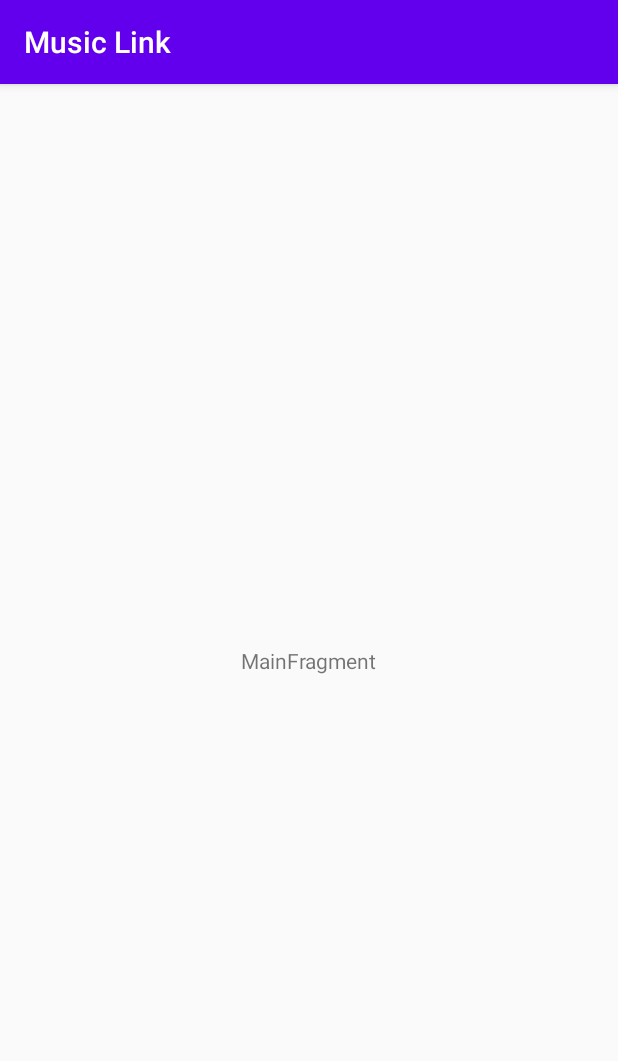
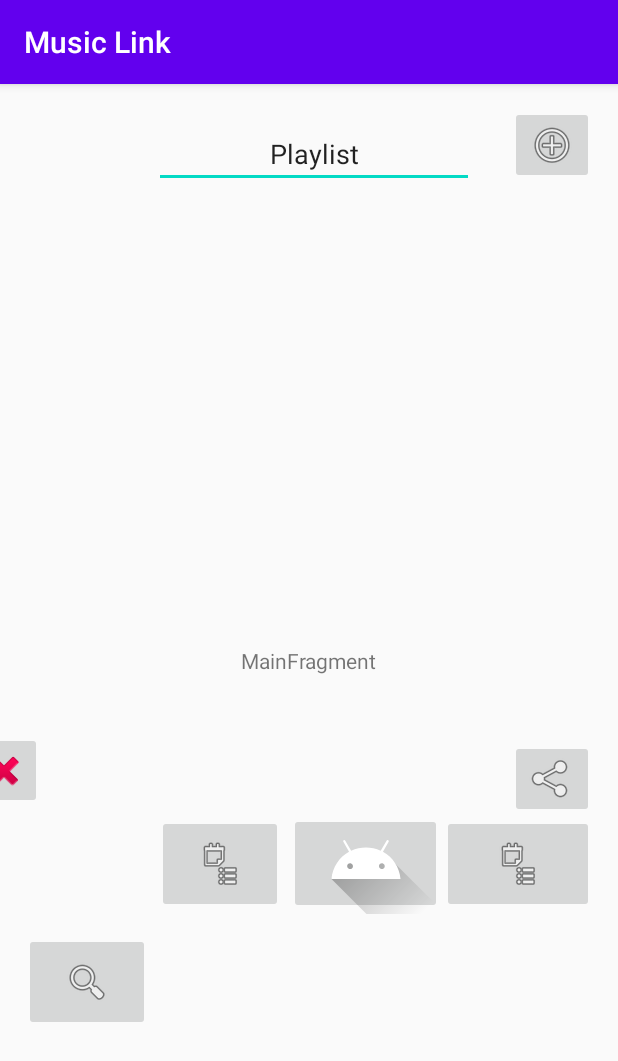
Before and after one commit to reediculous456/MusicLink, an Android app: the screen it shows after launch (MainActivity), on a phone screen of 412 x 824 dp. Shown: the top 1061 px of the screen. Run offline under Robolectric (Android 15) with nearby library versions, the phone set to English and light mode, and no system bars; our stand-ins replace AdMob.

Commit message:
Created the UI for the main playlists page
I've created a UI with a basic layout. I will update the button images later.

```diff
--- a/app/build.gradle
+++ b/app/build.gradle
@@ -36,4 +36,6 @@ dependencies {
     testImplementation 'junit:junit:4.12'
     androidTestImplementation 'androidx.test.ext:junit:1.1.1'
     androidTestImplementation 'androidx.test.espresso:espresso-core:3.2.0'
+    implementation 'com.google.android.material:material:1.0.0'
+    implementation 'com.google.android.gms:play-services-ads:19.1.0'
 }
--- a/app/src/main/java/edu/uc/reedws/musiclink/MainActivity.kt
+++ b/app/src/main/java/edu/uc/reedws/musiclink/MainActivity.kt
@@ -11,7 +11,7 @@ class MainActivity : AppCompatActivity() {
         setContentView(R.layout.main_activity)
         if (savedInstanceState == null) {
             supportFragmentManager.beginTransaction()
-                    .replace(R.id.container, MainFragment.newInstance())
+                    .replace(R.id.mainScreen, MainFragment.newInstance())
                     .commitNow()
         }
     }
--- a/app/src/main/res/layout/main_activity.xml
+++ b/app/src/main/res/layout/main_activity.xml
@@ -1,7 +1,134 @@
 <?xml version="1.0" encoding="utf-8"?>
-<FrameLayout xmlns:android="http://schemas.android.com/apk/res/android"
+<androidx.constraintlayout.widget.ConstraintLayout xmlns:android="http://schemas.android.com/apk/res/android"
+    xmlns:app="http://schemas.android.com/apk/res-auto"
     xmlns:tools="http://schemas.android.com/tools"
-    android:id="@+id/container"
+    android:id="@+id/mainScreen"
     android:layout_width="match_parent"
     android:layout_height="match_parent"
-    tools:context=".MainActivity" />
+    tools:context=".MainActivity">
+
+    <ImageButton
+        android:id="@+id/btnSharePlaylist"
+        android:layout_width="wrap_content"
+        android:layout_height="wrap_content"
+        android:layout_marginTop="451dp"
+        android:layout_marginEnd="16dp"
+        android:layout_marginBottom="9dp"
+        android:contentDescription="@string/share_a_playlist_with_others"
+        app:layout_constraintBottom_toTopOf="@+id/adView"
+        app:layout_constraintEnd_toEndOf="parent"
+        app:layout_constraintTop_toTopOf="parent"
+        app:srcCompat="@android:drawable/ic_menu_share" />
+
+    <EditText
+        android:id="@+id/txtPlaylistName"
+        android:layout_width="wrap_content"
+        android:layout_height="wrap_content"
+        android:layout_marginTop="24dp"
+        android:layout_marginEnd="96dp"
+        android:ems="10"
+        android:importantForAutofill="no"
+        android:inputType="textPersonName"
+        android:labelFor="@id/listViewPlaylists"
+        android:text="@string/playlist"
+        android:textAlignment="center"
+        app:layout_constraintEnd_toEndOf="parent"
+        app:layout_constraintTop_toTopOf="parent" />
+
+    <ListView
+        android:id="@+id/listViewPlaylists"
+        android:layout_width="386dp"
+        android:layout_height="0dp"
+        android:layout_marginStart="16dp"
+        android:layout_marginTop="72dp"
+        android:layout_marginEnd="16dp"
+        android:layout_marginBottom="16dp"
+        android:divider="#f00"
+        android:dividerHeight="1dp"
+        android:listSelector="#0f0"
+        app:layout_constraintBottom_toTopOf="@+id/adView"
+        app:layout_constraintEnd_toEndOf="parent"
+        app:layout_constraintStart_toStartOf="parent"
+        app:layout_constraintTop_toTopOf="parent" />
+
+    <com.google.android.gms.ads.AdView
+        android:id="@+id/adView"
+        android:layout_width="371dp"
+        android:layout_height="52dp"
+        android:layout_marginStart="1dp"
+        android:layout_marginTop="484dp"
+        android:layout_marginEnd="1dp"
+        app:layout_constraintEnd_toEndOf="parent"
+        app:layout_constraintHorizontal_bias="0.0"
+        app:layout_constraintStart_toStartOf="parent"
+        app:layout_constraintTop_toTopOf="parent" />
+
+    <ImageButton
+        android:id="@+id/btnSearch"
+        android:layout_width="84dp"
+        android:layout_height="65dp"
+        android:layout_marginStart="16dp"
+        android:contentDescription="@string/search_for_a_song_to_add_to_a_playlist"
+        app:layout_constraintBottom_toBottomOf="parent"
+        app:layout_constraintStart_toStartOf="parent"
+        app:layout_constraintTop_toBottomOf="@+id/adView"
+        app:layout_constraintVertical_bias="0.375"
+        app:srcCompat="@android:drawable/ic_menu_search" />
+
+    <ImageButton
+        android:id="@+id/btnProfile"
+        android:layout_width="102dp"
+        android:layout_height="67dp"
+        android:layout_marginTop="2dp"
+        android:contentDescription="@string/profile_button"
+        app:layout_constraintEnd_toStartOf="@+id/btnOptions"
+        app:layout_constraintTop_toBottomOf="@+id/adView"
+        app:srcCompat="@drawable/ic_launcher_foreground" />
+
+    <ImageButton
+        android:id="@+id/btnOptions"
+        android:layout_width="101dp"
+        android:layout_height="65dp"
+        android:layout_marginTop="3dp"
+        android:layout_marginEnd="16dp"
+        android:contentDescription="@string/options_for_user_not_on_main_screen"
+        app:layout_constraintEnd_toEndOf="parent"
+        app:layout_constraintTop_toBottomOf="@+id/adView"
+        app:srcCompat="@android:drawable/ic_menu_agenda" />
+
+    <ImageButton
+        android:id="@+id/btnAddPlaylist"
+        android:layout_width="wrap_content"
+        android:layout_height="wrap_content"
+        android:layout_marginEnd="16dp"
+        android:layout_marginBottom="5dp"
+        android:contentDescription="@string/add_a_playlist"
+        app:layout_constraintBottom_toTopOf="@+id/listViewPlaylists"
+        app:layout_constraintEnd_toEndOf="parent"
+        app:srcCompat="@android:drawable/ic_menu_add" />
+
+    <ImageButton
+        android:id="@+id/btnCloseAd"
+        android:layout_width="51dp"
+        android:layout_height="51dp"
+        android:layout_marginEnd="16dp"
+        android:layout_marginBottom="4dp"
+        android:contentDescription="@string/ad_closer"
+        app:layout_constraintBottom_toTopOf="@+id/btnOptions"
+        app:layout_constraintEnd_toEndOf="@+id/adView"
+        app:layout_constraintHorizontal_bias="0.253"
+        app:layout_constraintStart_toEndOf="@+id/adView"
+        app:srcCompat="@android:drawable/ic_delete" />
+
+    <ImageButton
+        android:id="@+id/btnLibraryPlaylists"
+        android:layout_width="84dp"
+        android:layout_height="65dp"
+        android:layout_marginTop="3dp"
+        android:contentDescription="@string/library_of_playlists"
+        app:layout_constraintEnd_toStartOf="@+id/btnProfile"
+        app:layout_constraintStart_toEndOf="@+id/btnSearch"
+        app:layout_constraintTop_toBottomOf="@+id/adView"
+        app:srcCompat="@android:drawable/ic_menu_agenda" />
+
+</androidx.constraintlayout.widget.ConstraintLayout>
--- a/app/src/main/res/values/strings.xml
+++ b/app/src/main/res/values/strings.xml
@@ -1,3 +1,11 @@
 <resources>
     <string name="app_name">Music Link</string>
+    <string name="ad_closer">Ad closer</string>
+    <string name="share_a_playlist_with_others">Share a playlist with others</string>
+    <string name="search_for_a_song_to_add_to_a_playlist">Search for a song to add to a playlist</string>
+    <string name="profile_button">Profile button</string>
+    <string name="options_for_user_not_on_main_screen">Options for user not on main screen</string>
+    <string name="add_a_playlist">Add a playlist</string>
+    <string name="library_of_playlists">Library of playlists</string>
+    <string name="playlist">Playlist</string>
 </resources>
```
Also changed, not shown: app/src/main/res/drawable-nowidecg/music_library_icon.png (added), app/src/main/res/drawable/music_library.png (added).
